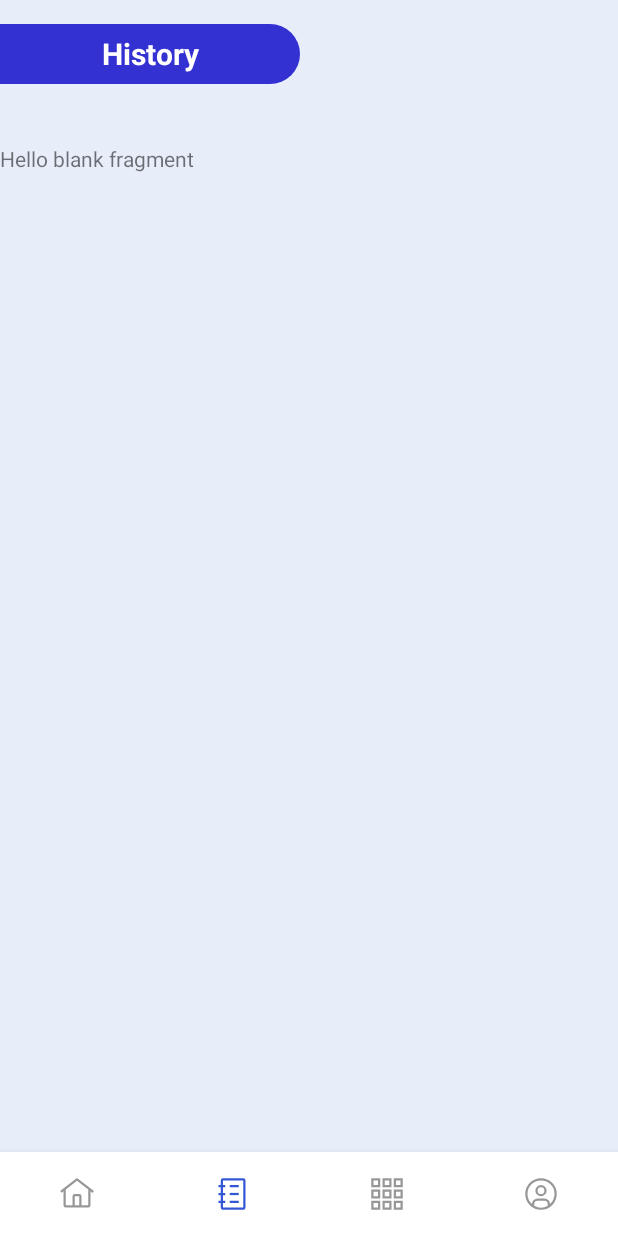
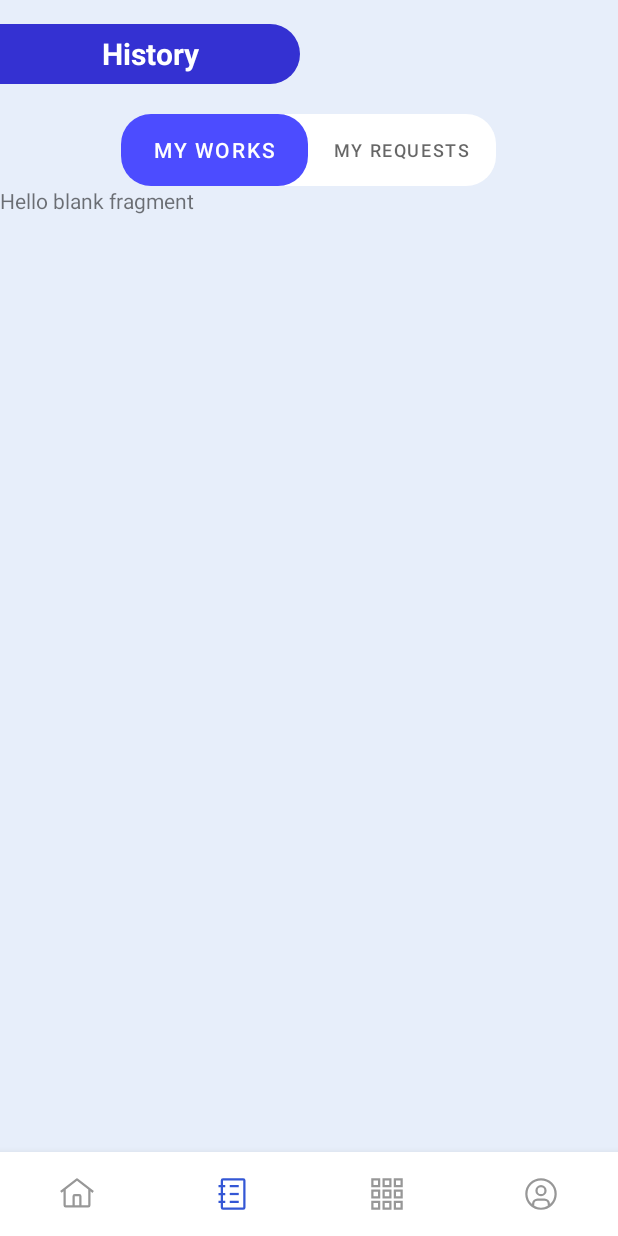
Before and after one commit to Trabajitos-SV/Trabajitos-App, an Android app: the HistoryFragment screen opened through its navigation route, on a phone screen of 412 x 824 dp. Run offline under Robolectric (Android 15) with nearby library versions, the phone set to English and light mode, and no system bars; our stand-ins replace navigation-ui.

Commit message:
Agregando el estilo del tabLayout

```diff
--- a/app/src/main/java/com/example/trabajitosinc/HistoryRecyclerView.kt
+++ b/app/src/main/java/com/example/trabajitosinc/HistoryRecyclerView.kt
@@ -17,6 +17,8 @@ class HistoryRecyclerView : Fragment() {
         return inflater.inflate(R.layout.fragment_history_recycler_view, container, false)
     }
 
+
+
     override fun onViewCreated(view: View, savedInstanceState: Bundle?) {
         super.onViewCreated(view, savedInstanceState)
     }
--- a/app/src/main/java/com/example/trabajitosinc/ui/history/HistoryFragment.kt
+++ b/app/src/main/java/com/example/trabajitosinc/ui/history/HistoryFragment.kt
@@ -25,6 +25,7 @@ import com.example.trabajitosinc.data.models.TrabajitoModel
 import com.example.trabajitosinc.databinding.FragmentHistoryBinding
 import com.example.trabajitosinc.ui.history.recyclerview.TrabajitoRecyclerViewAdapter
 import com.example.trabajitosinc.ui.viewmodel.HistoryViewModel
+import com.google.android.material.tabs.TabLayoutMediator
 
 class HistoryFragment : Fragment() {
 
@@ -73,6 +74,17 @@ class HistoryFragment : Fragment() {
 
         bind()
 
+        TabLayoutMediator(binding.historyTabs, binding.historyPager){ tab, position ->
+            when (position){
+                0 -> {
+                    tab.text = "My works"
+                }
+                1 -> {
+                    tab.text="My requests"
+                }
+            }
+        }.attach()
+
     }
 
     private fun bind() {
--- /dev/null
+++ b/app/src/main/res/drawable/tab_background_shape.xml
@@ -0,0 +1,7 @@
+<?xml version="1.0" encoding="utf-8"?>
+<shape xmlns:android="http://schemas.android.com/apk/res/android"
+    android:shape="rectangle">
+    <solid android:color="@color/white"/>
+    <corners android:radius="20dp"/>
+    <size android:width="300dp"/>
+</shape>
--- /dev/null
+++ b/app/src/main/res/drawable/tab_indicator.xml
@@ -0,0 +1,8 @@
+<?xml version="1.0" encoding="utf-8"?>
+<shape xmlns:android="http://schemas.android.com/apk/res/android"
+    android:shape="rectangle">
+
+    <solid android:color="@color/blue_app"/>
+    <corners android:radius="20dp"/>
+
+</shape>
--- a/app/src/main/res/layout/fragment_categories.xml
+++ b/app/src/main/res/layout/fragment_categories.xml
@@ -31,6 +31,7 @@
         <androidx.recyclerview.widget.RecyclerView
             android:id="@+id/categories_list_recycler_view"
             android:layout_width="match_parent"
-            android:layout_height="match_parent" />
+            android:layout_height="match_parent"
+            android:layout_gravity="center"/>
     </LinearLayout>
 </layout>
--- a/app/src/main/res/layout/fragment_history.xml
+++ b/app/src/main/res/layout/fragment_history.xml
@@ -6,7 +6,8 @@
     xmlns:app="http://schemas.android.com/apk/res-auto"
     android:orientation="vertical"
     tools:context=".ui.history.HistoryFragment"
-    android:paddingTop="16dp">
+    android:paddingTop="16dp"
+    android:background="@color/background_color">
 
     <FrameLayout
         android:layout_width="200dp"
@@ -24,12 +25,28 @@
 
     </FrameLayout>
 
+    <com.google.android.material.tabs.TabLayout
+        android:layout_gravity="center"
+        android:id="@+id/history_tabs"
+        android:layout_width="250dp"
+        android:layout_height="wrap_content"
+        android:layout_marginTop="20dp"
+        app:tabMode="fixed"
+        app:tabGravity="center"
+        app:tabIndicatorGravity="stretch"
+        app:tabSelectedTextColor="@color/white"
+        app:tabIndicatorColor="@null"
+        app:tabIndicatorAnimationMode="linear"
+        app:tabIndicator="@drawable/tab_indicator"
+        android:background="@drawable/tab_background_shape">
+
+    </com.google.android.material.tabs.TabLayout>
 
     <androidx.viewpager2.widget.ViewPager2
         android:id="@+id/history_pager"
         android:layout_width="match_parent"
         android:layout_height="match_parent"
-        android:layout_marginTop="40dp">
+        android:layout_marginTop="0dp">
 
     </androidx.viewpager2.widget.ViewPager2>
 
--- a/app/src/main/res/layout/item_category_card_view.xml
+++ b/app/src/main/res/layout/item_category_card_view.xml
@@ -1,10 +1,12 @@
 <?xml version="1.0" encoding="utf-8"?>
 <layout xmlns:android="http://schemas.android.com/apk/res/android"
-    xmlns:app="http://schemas.android.com/apk/res-auto">
+    xmlns:app="http://schemas.android.com/apk/res-auto"
+    >
     <LinearLayout
-        android:layout_width="wrap_content"
+        android:layout_width="match_parent"
         android:layout_height="wrap_content"
-        android:orientation="vertical">
+        android:orientation="vertical"
+        android:gravity="center">
 
         <androidx.cardview.widget.CardView
             android:id="@+id/category_card_item"
```
